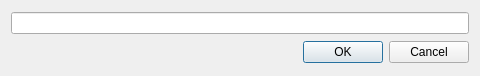
Above: layouts/AskFolderWindow.ui from slpAkkie/colorful-gallery before the change. Below: the same form after it.
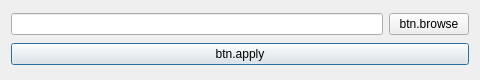
That is the form after the change.

Commit message: Update: scan path and create Thumbnail objects

The edit to the form file:
```diff
--- a/layouts/AskFolderWindow.ui
+++ b/layouts/AskFolderWindow.ui
@@ -7,7 +7,7 @@
     <x>0</x>
     <y>0</y>
     <width>480</width>
-    <height>76</height>
+    <height>80</height>
    </rect>
   </property>
   <property name="minimumSize">
@@ -24,17 +24,35 @@
   </property>
   <layout class="QVBoxLayout" name="verticalLayout">
    <item>
-    <widget class="QLineEdit" name="InputPath"/>
+    <layout class="QHBoxLayout" name="InputBoxLayout">
+     <item>
+      <widget class="QLineEdit" name="InputPath"/>
+     </item>
+     <item>
+      <widget class="QPushButton" name="ButtonBrowse">
+       <property name="text">
+        <string>btn.browse</string>
+       </property>
+       <property name="autoDefault">
+        <bool>false</bool>
+       </property>
+      </widget>
+     </item>
+    </layout>
    </item>
    <item>
-    <widget class="QDialogButtonBox" name="ButtonBox">
-     <property name="orientation">
-      <enum>Qt::Horizontal</enum>
-     </property>
-     <property name="standardButtons">
-      <set>QDialogButtonBox::Cancel|QDialogButtonBox::Ok</set>
-     </property>
-    </widget>
+    <layout class="QHBoxLayout" name="horizontalLayout">
+     <item>
+      <widget class="QPushButton" name="ButtonApply">
+       <property name="text">
+        <string>btn.apply</string>
+       </property>
+       <property name="default">
+        <bool>true</bool>
+       </property>
+      </widget>
+     </item>
+    </layout>
    </item>
   </layout>
  </widget>
```
Left out of the diff: 30 changed lines with no effect on the pictures. The commit also changes 9 other files.
